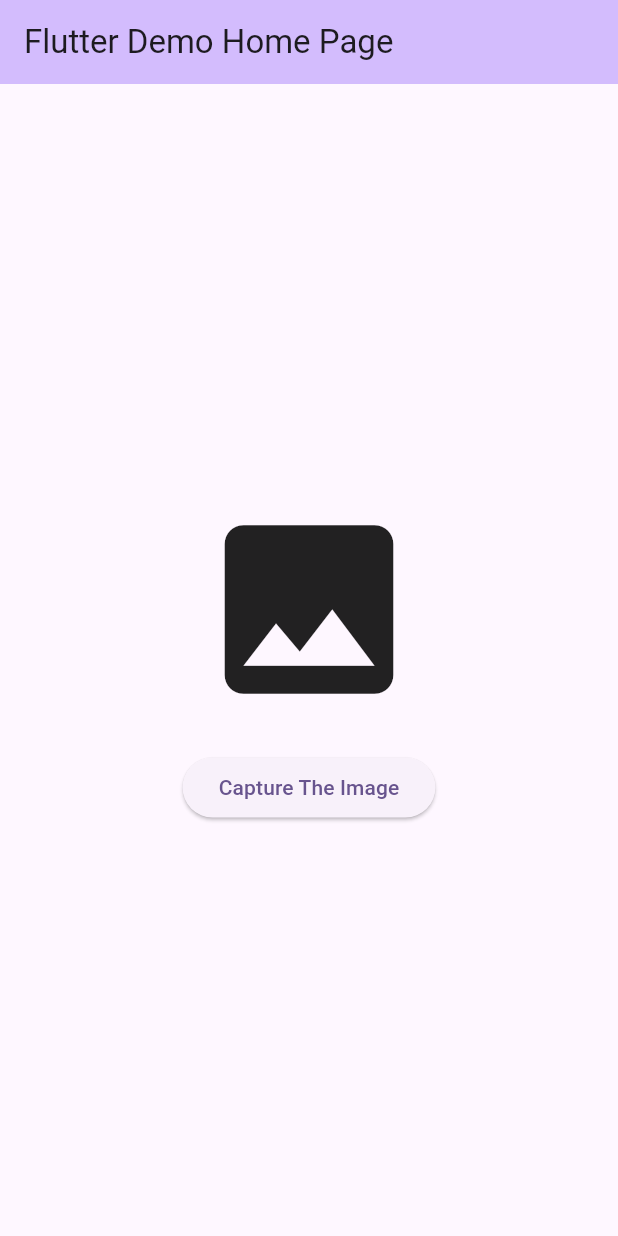
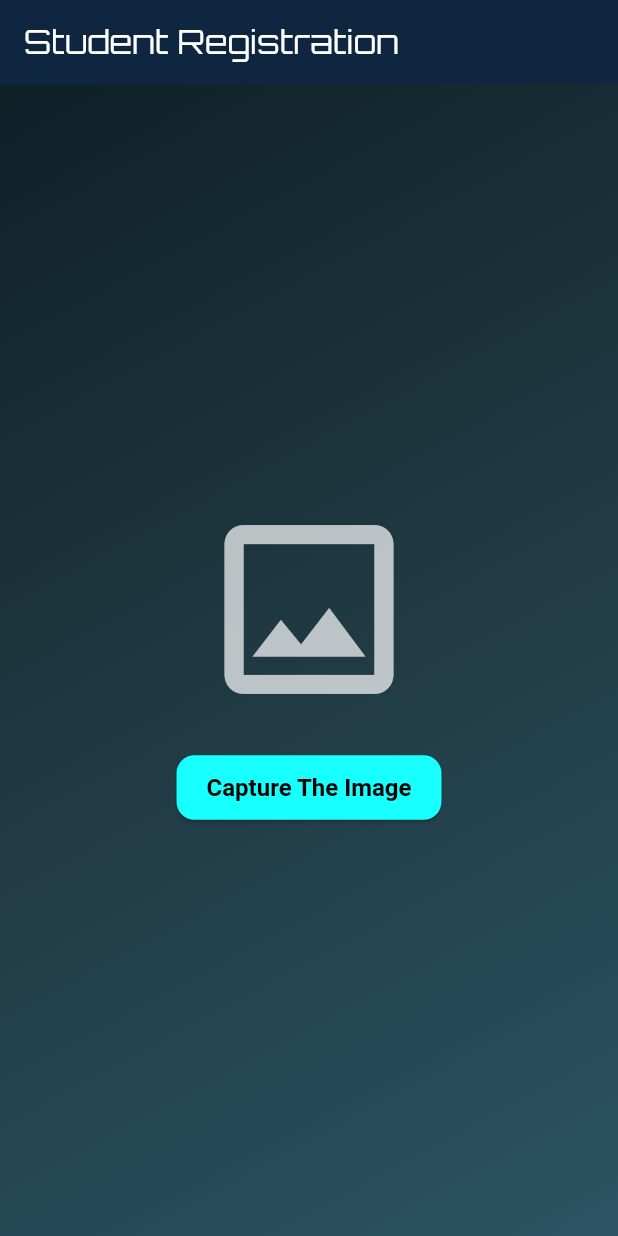
Before and after one commit to Prince-Patel84/ZeroProxy, a Flutter app: the screen it shows after launch, on a phone screen of 412 x 824 dp. Run offline on Flutter 3.47's test engine with Material 3 defaults, Android fonts, the phone set to English and light mode, and no system bars; our stand-ins replace image_picker; missing offline and left inert: google_mlkit_face_detection, tflite_flutter.

Commit message:
Theme Changed and Password view Added.

```diff
--- a/lib/main.dart
+++ b/lib/main.dart
@@ -14,21 +14,68 @@ import 'package:image_picker/image_picker.dart';
 import 'package:google_mlkit_face_detection/google_mlkit_face_detection.dart';
 
 void main() {
-  runApp(const MyApp());
+  runApp(const ZeroProxyApp());
 }
 
-class MyApp extends StatelessWidget {
-  const MyApp({super.key});
+class ZeroProxyApp extends StatelessWidget {
+  const ZeroProxyApp({super.key});
 
-  // This widget is the root of your application.
   @override
   Widget build(BuildContext context) {
     return MaterialApp(
-      title: 'Flutter Demo',
+      title: 'ZeroProxy',
+      debugShowCheckedModeBanner: false,
       theme: ThemeData(
-        colorScheme: ColorScheme.fromSeed(seedColor: Colors.deepPurple),
+        brightness: Brightness.dark,
+        scaffoldBackgroundColor: const Color(0xFF0E0E2C),
+        primaryColor: Colors.cyanAccent,
+        colorScheme: ColorScheme.dark(
+          primary: Colors.cyanAccent,
+          secondary: Colors.cyan,
+        ),
+        fontFamily: 'Orbitron',
+        textTheme: const TextTheme(
+          headlineLarge: TextStyle(
+            fontSize: 32,
+            fontWeight: FontWeight.bold,
+            color: Colors.cyanAccent,
+          ),
+          titleMedium: TextStyle(
+            fontSize: 18,
+            fontWeight: FontWeight.w600,
+            color: Colors.white,
+          ),
+          bodyMedium: TextStyle(
+            fontSize: 16,
+            color: Colors.white70,
+          ),
+        ),
+        inputDecorationTheme: InputDecorationTheme(
+          filled: true,
+          fillColor: const Color(0xFF1A1A40),
+          labelStyle: const TextStyle(color: Colors.cyanAccent),
+          border: OutlineInputBorder(
+            borderRadius: BorderRadius.circular(12),
+            borderSide: const BorderSide(color: Colors.cyanAccent),
+          ),
+          focusedBorder: OutlineInputBorder(
+            borderRadius: BorderRadius.circular(12),
+            borderSide: const BorderSide(color: Colors.cyanAccent, width: 2),
+          ),
+        ),
+        elevatedButtonTheme: ElevatedButtonThemeData(
+          style: ElevatedButton.styleFrom(
+            backgroundColor: Colors.cyanAccent,
+            foregroundColor: Colors.black,
+            padding: const EdgeInsets.symmetric(horizontal: 20, vertical: 12),
+            textStyle: const TextStyle(fontSize: 16, fontWeight: FontWeight.bold),
+            shape: RoundedRectangleBorder(
+              borderRadius: BorderRadius.circular(12),
+            ),
+          ),
+        ),
       ),
-      home: const MyHomePage(title: 'Flutter Demo Home Page'),
+      home: const MyHomePage(title: "Student Registration"), // Replace with your main widget
     );
   }
 }
@@ -165,6 +212,8 @@ class _MyHomePageState extends State<MyHomePage> {
   bool _uploadSuccess = false;
   bool _isProcessing = false;
   final bool _isFrontCamera = false;
+  bool _showPassword = false;
+
 
   @override
   void initState() {
@@ -368,11 +417,20 @@ class _MyHomePageState extends State<MyHomePage> {
   Widget build(BuildContext context) {
     return Scaffold(
       appBar: AppBar(
-        backgroundColor: Theme.of(context).colorScheme.inversePrimary,
+        backgroundColor: Theme.of(context).colorScheme.primary.withAlpha((0.1 * 255).toInt()),
         title: Text(widget.title),
       ),
       body: Stack(
         children: [
+          Container(
+            decoration: const BoxDecoration(
+              gradient: LinearGradient(
+                colors: [Color(0xFF0F2027), Color(0xFF203A43), Color(0xFF2C5364)],
+                begin: Alignment.topLeft,
+                end: Alignment.bottomRight,
+              ),
+            ),
+          ),
           Center(
             child: SingleChildScrollView(
               child: Column(
@@ -384,8 +442,7 @@ class _MyHomePageState extends State<MyHomePage> {
                       return FutureBuilder<Size>(
                         future: _getImageSize(_image!),
                         builder: (context, snapshot) {
-                          if (!snapshot.hasData) return CircularProgressIndicator();
-
+                          if (!snapshot.hasData) return const CircularProgressIndicator();
                           final imageSize = snapshot.data!;
                           final displayedWidth = constraints.maxWidth;
                           final displayedHeight = displayedWidth * imageSize.height / imageSize.width;
@@ -410,71 +467,87 @@ class _MyHomePageState extends State<MyHomePage> {
                       );
                     },
                   )
-                      : Icon(Icons.image, size: 150),
+                      : const Icon(Icons.image_outlined, size: 150, color: Colors.white70),
 
-                  SizedBox(height: 20),
+                  const SizedBox(height: 20),
 
                   ElevatedButton(
-                    onPressed: () async {
-                      await captureAndDetect();
-                    },
-                    child: Text("Capture The Image"),
+                    onPressed: () async => await captureAndDetect(),
+                    child: const Text("Capture The Image"),
                   ),
 
                   if (_croppedFaces.isNotEmpty) ...[
-                    SizedBox(height: 20),
+                    const SizedBox(height: 20),
                     Padding(
                       padding: const EdgeInsets.symmetric(horizontal: 16.0),
                       child: Wrap(
                         spacing: 10,
                         runSpacing: 10,
                         children: _croppedFaces.map((face) {
-                          return Image.memory(
-                            face.bytes,
-                            width: 100,
-                            height: 100,
+                          return ClipRRect(
+                            borderRadius: BorderRadius.circular(12),
+                            child: Image.memory(
+                              face.bytes,
+                              width: 100,
+                              height: 100,
+                              fit: BoxFit.cover,
+                            ),
                           );
                         }).toList(),
                       ),
                     ),
 
-                    SizedBox(height: 20),
+                    const SizedBox(height: 20),
 
-                    // Student ID input
                     Padding(
                       padding: const EdgeInsets.symmetric(horizontal: 40.0),
                       child: TextField(
                         controller: studentIdController,
+                        style: Theme.of(context).textTheme.bodyMedium,
+                        decoration: const InputDecoration(labelText: 'Student ID'),
+                      ),
+                    ),
+
+                    const SizedBox(height: 10),
+
+                    Padding(
+                      padding: const EdgeInsets.symmetric(horizontal: 40.0),
+                      child: TextField(
+                        controller: passwordController,
+                        obscureText: !_showPassword,
+                        style: const TextStyle(color: Colors.white),
                         decoration: InputDecoration(
-                          border: OutlineInputBorder(),
-                          labelText: 'Student ID',
+                          labelText: 'Password',
+                          labelStyle: const TextStyle(color: Colors.cyanAccent),
+                          enabledBorder: const OutlineInputBorder(
+                            borderSide: BorderSide(color: Colors.cyanAccent),
+                          ),
+                          focusedBorder: const OutlineInputBorder(
+                            borderSide: BorderSide(color: Colors.cyan),
+                          ),
+                          suffixIcon: IconButton(
+                            icon: Icon(
+                              _showPassword ? Icons.visibility : Icons.visibility_off,
+                              color: Colors.cyanAccent,
+                            ),
+                            onPressed: () {
+                              setState(() {
+                                _showPassword = !_showPassword;
+                              });
+                            },
+                          ),
                         ),
                       ),
                     ),
 
-                    SizedBox(height: 10),
 
-                    // Password input
-                    Padding(
-                      padding: const EdgeInsets.symmetric(horizontal: 40.0),
-                      child: TextField(
-                        controller: passwordController,
-                        obscureText: true,
-                        decoration: InputDecoration(
-                          border: OutlineInputBorder(),
-                          labelText: 'Password',
-                        ),
-                      ),
-                    ),
-
-                    SizedBox(height: 20),
+                    const SizedBox(height: 20),
 
                     ElevatedButton(
                       onPressed: () async {
                         if (_image == null) {
-                          print("No image selected or captured");
                           ScaffoldMessenger.of(context).showSnackBar(
-                            SnackBar(content: Text("Please select or capture an image")),
+                            const SnackBar(content: Text("Please select or capture an image")),
                           );
                           return;
                         }
@@ -486,8 +559,9 @@ class _MyHomePageState extends State<MyHomePage> {
                           faceEmbeddings: _faceEmbeddings,
                         );
                       },
-                      child: Text('Send Embeddings'),
+                      child: const Text('Send Embeddings'),
                     ),
+                    const SizedBox(height: 20),
                   ],
                 ],
               ),
@@ -496,17 +570,14 @@ class _MyHomePageState extends State<MyHomePage> {
 
           if (_isProcessing)
             Container(
-              color: Colors.black.withAlpha((0.5 * 255).round()),
-              child: Center(
+              color: Colors.black.withAlpha((0.5 * 255).toInt()),
+              child: const Center(
                 child: Column(
                   mainAxisSize: MainAxisSize.min,
-                  children: const [
-                    CircularProgressIndicator(),
+                  children: [
+                    CircularProgressIndicator(color: Colors.cyanAccent),
                     SizedBox(height: 20),
-                    Text(
-                      "Processing...",
-                      style: TextStyle(color: Colors.white, fontSize: 18),
-                    ),
+                    Text("Processing...", style: TextStyle(color: Colors.white, fontSize: 18)),
                   ],
                 ),
               ),
```
Also changed, not shown: pubspec.yaml (+9 -3 lines), fonts/Orbitron-Bold.ttf (added), fonts/Orbitron-Regular.ttf (added).
